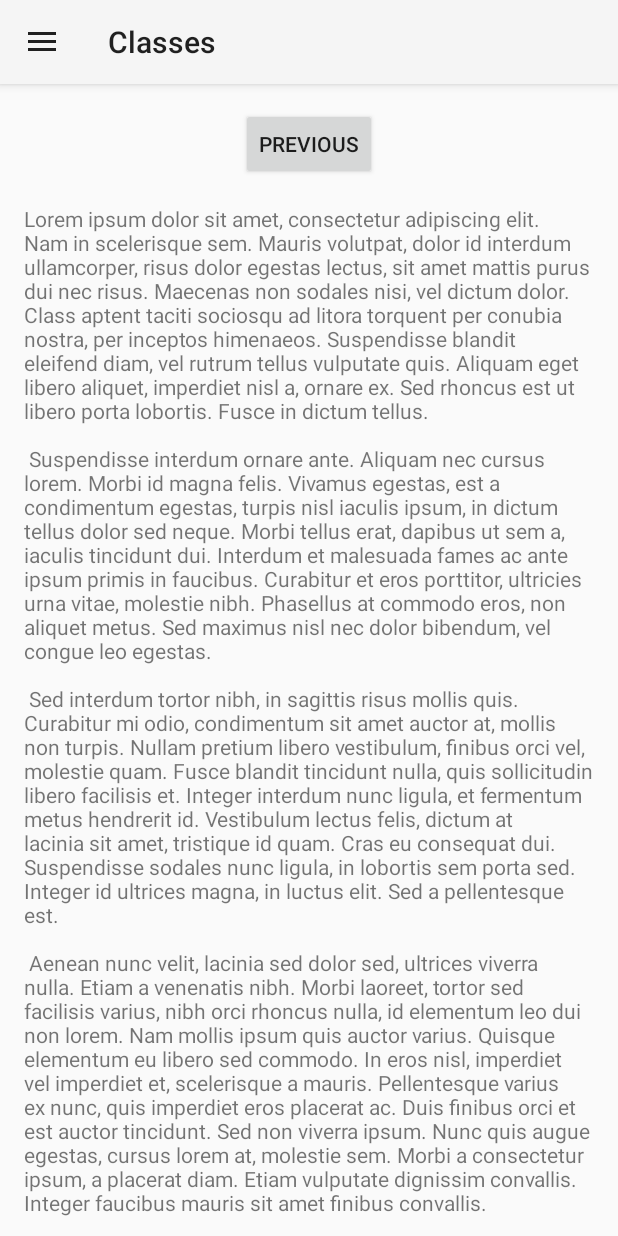
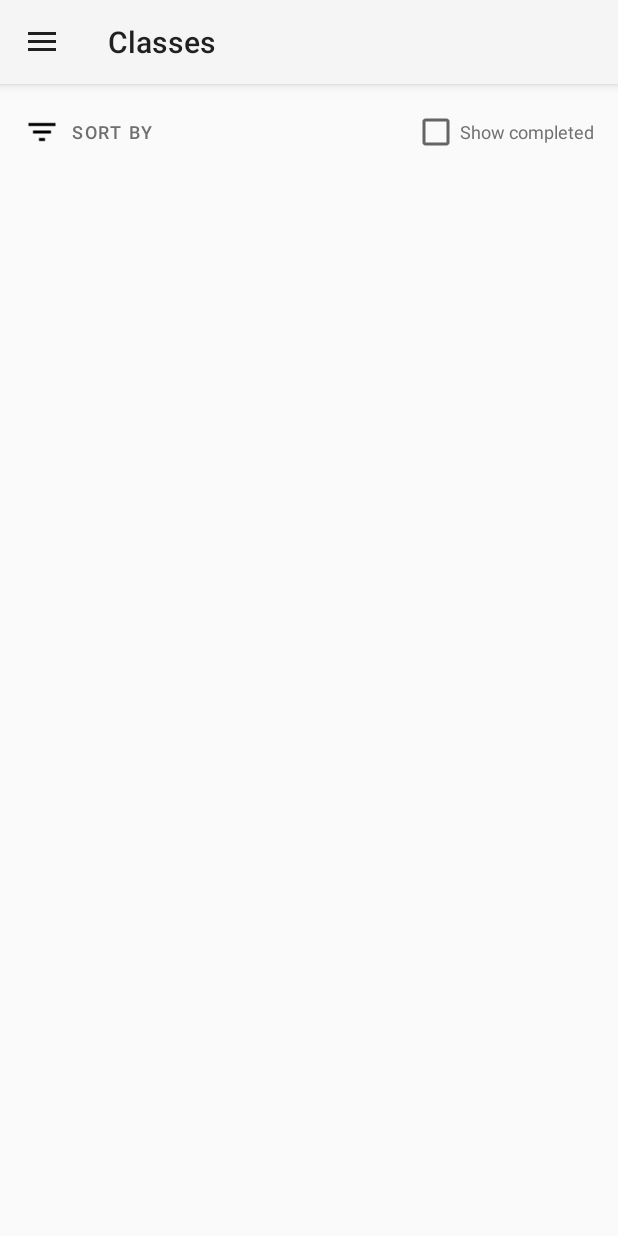
Before and after one commit to Aravinth-Natarajan/2340Project_Guter_Natarajan_Xie, an Android app: the fragment TodoFragment placed in its activity, on a phone screen of 412 x 824 dp. Run offline under Robolectric (Android 15) with nearby library versions, the phone set to English and light mode, and no system bars; our stand-ins replace navigation-ui.

Commit message:
setup basic layout for todolist fragment

```diff
--- a/app/src/main/java/com/example/a2340project/TodoFragment.java
+++ b/app/src/main/java/com/example/a2340project/TodoFragment.java
@@ -8,11 +8,11 @@ import android.view.ViewGroup;
 import androidx.annotation.NonNull;
 import androidx.fragment.app.Fragment;
 
-import com.example.a2340project.databinding.FragmentSecondBinding;
+import com.example.a2340project.databinding.TodoFragmentBinding;
 
 public class TodoFragment extends Fragment {
 
-private FragmentSecondBinding binding;
+private TodoFragmentBinding binding;
 
     @Override
     public View onCreateView(
@@ -20,7 +20,7 @@ private FragmentSecondBinding binding;
             Bundle savedInstanceState
     ) {
 
-      binding = FragmentSecondBinding.inflate(inflater, container, false);
+      binding = TodoFragmentBinding.inflate(inflater, container, false);
       return binding.getRoot();
 
     }
--- a/app/src/main/res/layout/fragment_second.xml
+++ /dev/null
@@ -1,34 +0,0 @@
-<?xml version="1.0" encoding="utf-8"?>
-<androidx.core.widget.NestedScrollView
-    xmlns:android="http://schemas.android.com/apk/res/android"
-    xmlns:app="http://schemas.android.com/apk/res-auto"
-    xmlns:tools="http://schemas.android.com/tools"
-    android:layout_width="match_parent"
-    android:layout_height="match_parent"
-    tools:context=".TodoFragment">
-    <androidx.constraintlayout.widget.ConstraintLayout
-        android:layout_width="match_parent"
-        android:layout_height="match_parent"
-        android:padding="16dp">
-    <Button
-        android:id="@+id/button_second"
-        android:layout_width="wrap_content"
-        android:layout_height="wrap_content"
-        android:text="@string/previous"
-        app:layout_constraintBottom_toTopOf="@id/textview_second"
-        app:layout_constraintEnd_toEndOf="parent"
-        app:layout_constraintStart_toStartOf="parent"
-        app:layout_constraintTop_toTopOf="parent" />
-
-    <TextView
-        android:id="@+id/textview_second"
-        android:layout_width="wrap_content"
-        android:layout_height="wrap_content"
-        android:layout_marginTop="16dp"
-        android:text="@string/lorem_ipsum"
-        app:layout_constraintBottom_toBottomOf="parent"
-        app:layout_constraintEnd_toEndOf="parent"
-        app:layout_constraintStart_toStartOf="parent"
-        app:layout_constraintTop_toBottomOf="@id/button_second" />
-    </androidx.constraintlayout.widget.ConstraintLayout>
-</androidx.core.widget.NestedScrollView>
--- /dev/null
+++ b/app/src/main/res/layout/todo_fragment.xml
@@ -0,0 +1,52 @@
+<?xml version="1.0" encoding="utf-8"?>
+<androidx.constraintlayout.widget.ConstraintLayout
+    xmlns:android="http://schemas.android.com/apk/res/android"
+    xmlns:app="http://schemas.android.com/apk/res-auto"
+    xmlns:tools="http://schemas.android.com/tools"
+    android:layout_width="match_parent"
+    android:layout_height="match_parent"
+    tools:context=".TodoFragment">
+
+    <Button
+        android:id="@+id/sort_by_button"
+        style="@style/Widget.MaterialComponents.Button.TextButton"
+        android:layout_width="wrap_content"
+        android:layout_height="wrap_content"
+        android:layout_marginStart="16dp"
+        android:layout_marginTop="8dp"
+        android:drawableStart="@drawable/filter_list_icon"
+        android:drawablePadding="8dp"
+        android:paddingStart="0dp"
+        android:paddingEnd="0dp"
+        android:text="@string/sort_by_menu_button_text"
+        android:textAlignment="textStart"
+        android:textColor="@color/dark_gray"
+        android:textSize="12sp"
+        app:layout_constraintBottom_toTopOf="@id/todo_list_view"
+        app:layout_constraintStart_toStartOf="parent"
+        app:layout_constraintTop_toTopOf="parent" />
+
+    <CheckBox
+        android:id="@+id/show_completed_button"
+        android:layout_width="wrap_content"
+        android:layout_height="wrap_content"
+        android:layout_marginTop="8dp"
+        android:layout_marginEnd="16dp"
+        android:minHeight="48dp"
+        android:text="@string/show_completed_button_text"
+        android:textColor="@color/dark_gray"
+        android:textSize="12sp"
+        app:layout_constraintEnd_toEndOf="parent"
+        app:layout_constraintTop_toTopOf="parent" />
+
+    <androidx.recyclerview.widget.RecyclerView
+        android:id="@+id/todo_list_view"
+        android:layout_width="0dp"
+        android:layout_height="0dp"
+        android:layout_marginTop="8dp"
+        android:layout_marginBottom="8dp"
+        app:layout_constraintBottom_toBottomOf="parent"
+        app:layout_constraintEnd_toEndOf="parent"
+        app:layout_constraintStart_toStartOf="parent"
+        app:layout_constraintTop_toBottomOf="@id/sort_by_button" />
+</androidx.constraintlayout.widget.ConstraintLayout>
--- /dev/null
+++ b/app/src/main/res/menu/todo_sort_menu.xml
@@ -0,0 +1,11 @@
+<?xml version="1.0" encoding="utf-8"?>
+<menu xmlns:android="http://schemas.android.com/apk/res/android">
+    <item
+        android:id="@+id/sort_by_classes"
+        android:title="@string/sort_by_classes_item_text"
+        />
+    <item
+        android:id="@+id/sort_by_due_date"
+        android:title="@string/sort_by_due_date_item_text"
+        />
+</menu>
--- a/app/src/main/res/navigation/nav_graph.xml
+++ b/app/src/main/res/navigation/nav_graph.xml
@@ -19,7 +19,7 @@
         android:id="@+id/SecondFragment"
         android:name="com.example.a2340project.TodoFragment"
         android:label="@string/second_fragment_label"
-        tools:layout="@layout/fragment_second" >
+        tools:layout="@layout/todo_fragment" >
 
         <action
             android:id="@+id/action_SecondFragment_to_FirstFragment"
--- a/app/src/main/res/values/strings.xml
+++ b/app/src/main/res/values/strings.xml
@@ -48,4 +48,9 @@
     <string name="sw_user_button_text">Switch user</string>
     <string name="todo_list_nav_button_text">To-do</string>
     <string name="classes_nav_button_text">Classes</string>
+    <string name="sort_by_classes_item_text">Class</string>
+    <string name="sort_by_due_date_item_text">Due date</string>
+    <string name="sort_by_completion_item_text">Completion</string>
+    <string name="sort_by_menu_button_text">Sort by</string>
+    <string name="show_completed_button_text">Show completed</string>
 </resources>
```
Also changed, not shown: app/src/main/res/drawable/filter_list_icon.png (added).
